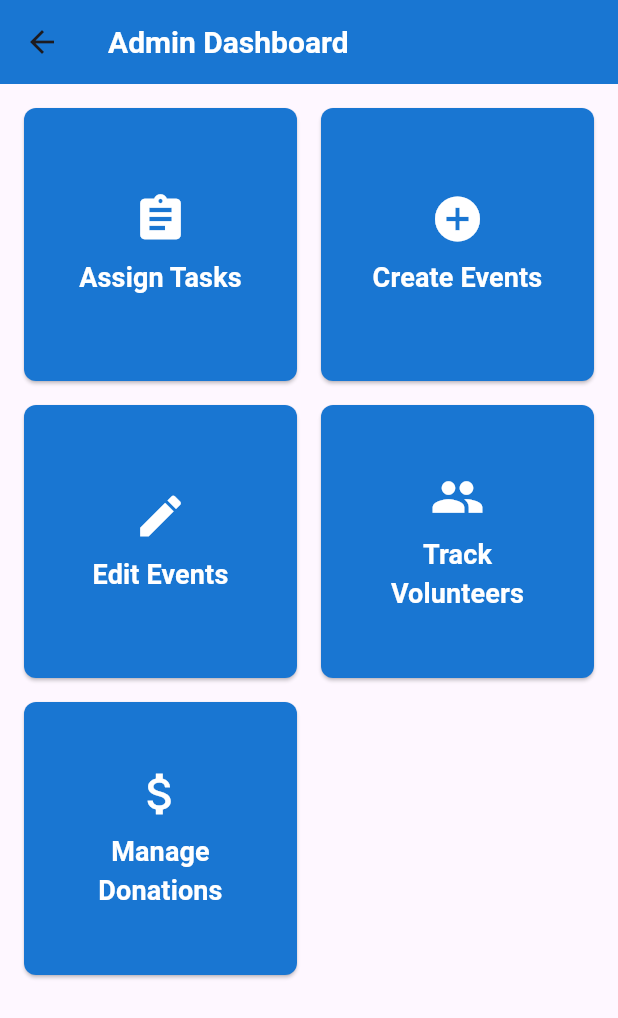
After one commit to Ahmed-Eldera/Orphange, a Flutter app: the screen it shows after launch, after a tap on "Admin Dashboard", on a phone screen of 412 x 824 dp. The commit adds this screen. Shown: the top 1018 px of the screen. Run offline on Flutter 3.47's test engine with Material 3 defaults, Android fonts, the phone set to English and light mode, and no system bars; our stand-ins replace cloud_firestore, firebase_core; accounts and stored records are empty.

Commit message:
Static Admin Dashboard

```diff
--- /dev/null
+++ b/lib/views/admin_dashboard.dart
@@ -0,0 +1,139 @@
+import 'package:flutter/material.dart';
+
+class AdminDashboard extends StatelessWidget {
+  const AdminDashboard({super.key});
+
+  @override
+  Widget build(BuildContext context) {
+    return Scaffold(
+      appBar: AppBar(
+        title: const Text(
+          'Admin Dashboard',
+          style: TextStyle(
+            color: Colors.white,
+            fontSize: 20,
+            fontFamily: 'Roboto',
+            fontWeight: FontWeight.bold,
+          ),
+        ),
+        backgroundColor: Colors.blue.shade700,
+      ),
+      body: SingleChildScrollView(
+        padding: const EdgeInsets.all(16.0),
+        child: Column(
+          children: [
+            GridView.count(
+              crossAxisCount: 2,
+              crossAxisSpacing: 16.0,
+              mainAxisSpacing: 16.0,
+              childAspectRatio: 1,
+              shrinkWrap: true,
+              physics: const NeverScrollableScrollPhysics(),
+              children: [
+                _buildDashboardButton(
+                  'Assign Tasks',
+                  Icons.assignment,
+                      () {
+                    _navigateToEmptyPage(context, 'Assign Tasks Page');
+                  },
+                ),
+                _buildDashboardButton(
+                  'Create Events',
+                  Icons.add_circle,
+                      () {
+                    _navigateToEmptyPage(context, 'Create Events Page');
+                  },
+                ),
+                _buildDashboardButton(
+                  'Edit Events',
+                  Icons.edit,
+                      () {
+                    _navigateToEmptyPage(context, 'Edit Events Page');
+                  },
+                ),
+                _buildDashboardButton(
+                  'Track Volunteers',
+                  Icons.people,
+                      () {
+                    _navigateToEmptyPage(context, 'Track Volunteers Page');
+                  },
+                ),
+                _buildDashboardButton(
+                  'Manage Donations',
+                  Icons.attach_money,
+                      () {
+                    _navigateToEmptyPage(context, 'Manage Donations Page');
+                  },
+                ),
+              ],
+            ),
+          ],
+        ),
+      ),
+    );
+  }
+
+  Widget _buildDashboardButton(String label, IconData icon, VoidCallback onPressed) {
+    return ElevatedButton(
+      onPressed: onPressed,
+      style: ElevatedButton.styleFrom(
+        backgroundColor: Colors.blue.shade700,
+        shape: RoundedRectangleBorder(
+          borderRadius: BorderRadius.circular(8.0),
+        ),
+      ),
+      child: Column(
+        mainAxisAlignment: MainAxisAlignment.center,
+        children: [
+          Icon(
+            icon,
+            color: Colors.white,
+            size: 36,
+          ),
+          const SizedBox(height: 8),
+          Text(
+            label,
+            style: const TextStyle(
+              color: Colors.white,
+              fontSize: 18,
+              fontFamily: 'Roboto',
+              fontWeight: FontWeight.bold,
+            ),
+            textAlign: TextAlign.center,
+          ),
+        ],
+      ),
+    );
+  }
+
+  void _navigateToEmptyPage(BuildContext context, String pageTitle) {
+    Navigator.push(
+      context,
+      MaterialPageRoute(
+        builder: (context) => EmptyPage(title: pageTitle),
+      ),
+    );
+  }
+}
+
+class EmptyPage extends StatelessWidget {
+  final String title;
+
+  const EmptyPage({super.key, required this.title});
+
+  @override
+  Widget build(BuildContext context) {
+    return Scaffold(
+      appBar: AppBar(
+        title: Text(title),
+        backgroundColor: Colors.blue.shade700,
+      ),
+      body: Center(
+        child: Text(
+          '$title is under development.',
+          style: const TextStyle(fontSize: 18, fontFamily: 'Roboto', fontWeight: FontWeight.bold),
+        ),
+      ),
+    );
+  }
+}
--- a/lib/views/sign.dart
+++ b/lib/views/sign.dart
@@ -2,7 +2,7 @@ import 'package:flutter/material.dart';
 import 'package:hope_home/views/volunteerDashboard.dart';
 import 'signdonner.dart';
 import 'signvol.dart';
-
+import 'admin_dashboard.dart'; // Import Admin Dashboard screen
 
 void main() {
   runApp(MaterialApp(
@@ -111,6 +111,29 @@ class SignUpScreen extends StatelessWidget {
               },
               child: const Text('Dashboard'),
             ),
+
+            const SizedBox(height: 20),
+
+            // Navigate to Admin Dashboard Button
+            ElevatedButton(
+              style: ElevatedButton.styleFrom(
+                backgroundColor: Colors.redAccent,
+                padding: const EdgeInsets.symmetric(vertical: 15),
+                shape: RoundedRectangleBorder(
+                  borderRadius: BorderRadius.circular(10),
+                ),
+                textStyle: const TextStyle(fontSize: 18),
+              ),
+              onPressed: () {
+                Navigator.push(
+                  context,
+                  MaterialPageRoute(
+                    builder: (context) => AdminDashboard(),
+                  ),
+                );
+              },
+              child: const Text('Admin Dashboard'),
+            ),
           ],
         ),
       ),
```
